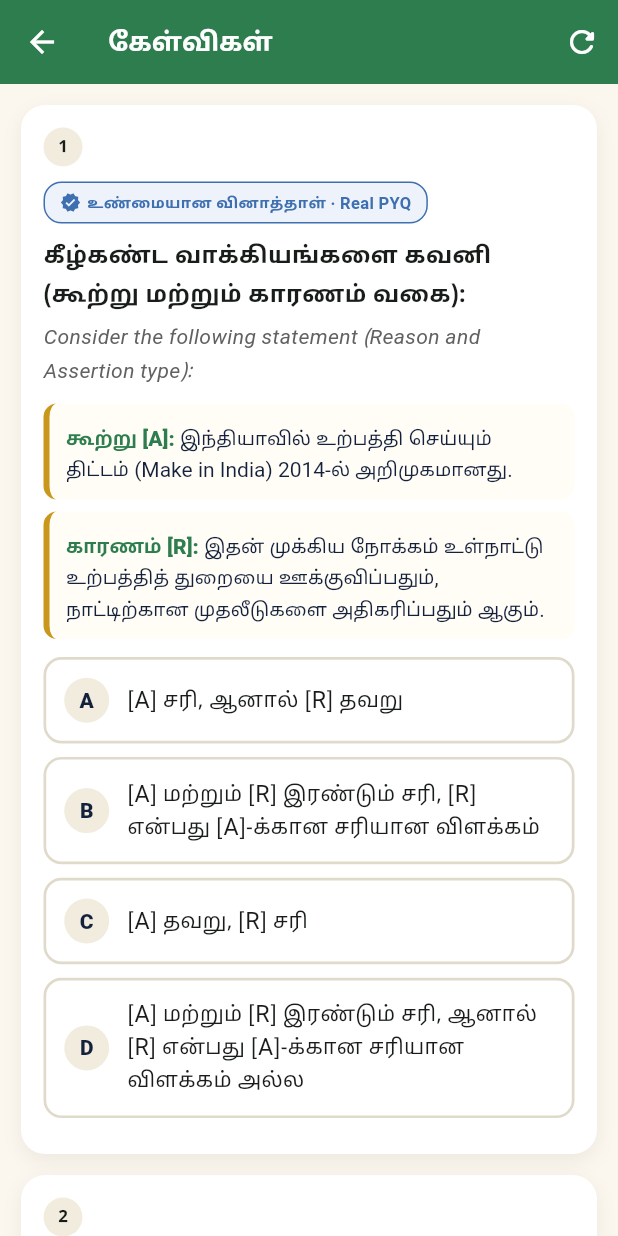
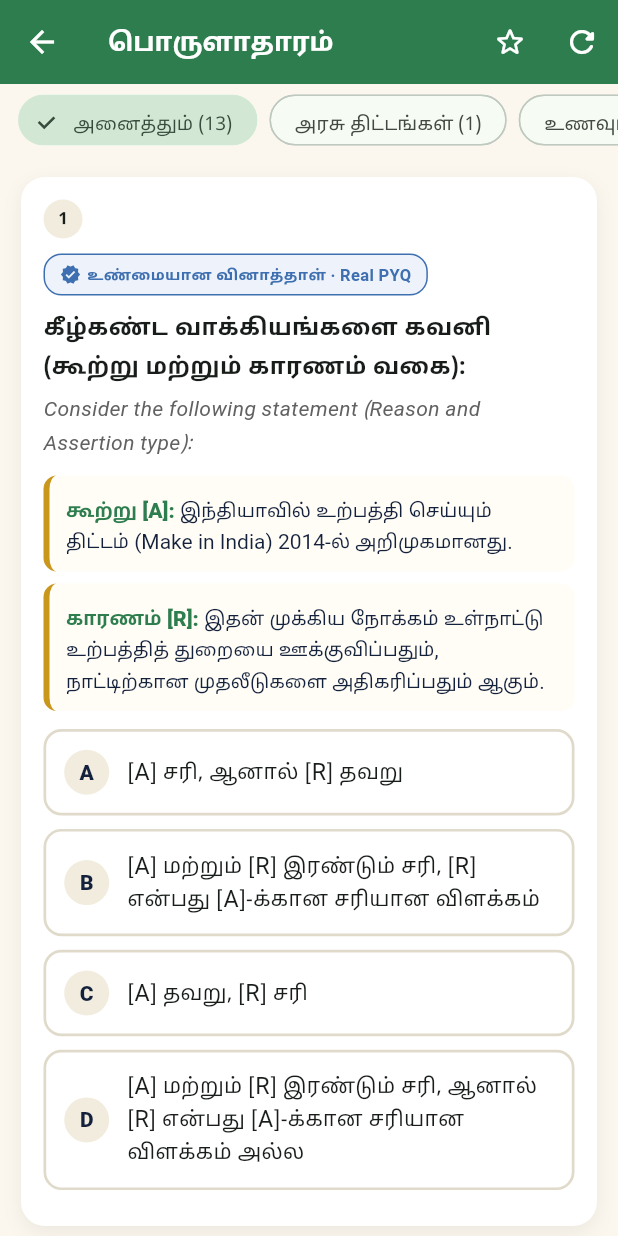
Before and after one commit to RAGHU1221/vetri-tnpsc, a Flutter app: the SyllabusScreen screen opened by its route, after a tap on "பொருளாதாரம்", on a phone screen of 412 x 824 dp. Run offline on Flutter 3.47's test engine with Material 3 defaults, Android fonts, the phone set to English and light mode, and no system bars; our stand-ins replace dio, flutter_local_notifications, flutter_secure_storage, go_router, google_fonts, timezone; accounts and stored records are empty; network calls fail.

Commit message:
Add files via upload

```diff
--- a/flutter_app/lib/src/ui/screens/dashboard_screen.dart
+++ b/flutter_app/lib/src/ui/screens/dashboard_screen.dart
@@ -1,4 +1,5 @@
 import 'package:flutter/material.dart';
+import '../../services/question_service.dart';
 import 'package:go_router/go_router.dart';
 import 'package:provider/provider.dart';
 import '../../providers/app_provider.dart';
@@ -20,6 +21,7 @@ class _DashboardScreenState extends State<DashboardScreen> {
   @override
   void initState() {
     super.initState();
+    QuestionService.loadSeed(); // warm the cache so tests/syllabus open instantly
     StatsService.streakPing().then((d) {
       if (mounted && d != null) setState(() => _streak = d['current_streak']);
     });
--- a/flutter_app/lib/src/ui/screens/question_list_screen.dart
+++ b/flutter_app/lib/src/ui/screens/question_list_screen.dart
@@ -4,68 +4,121 @@ import '../../providers/app_provider.dart';
 import '../../services/question_service.dart';
 import '../widgets/vetri_buttons.dart';
 import '../widgets/question_body.dart';
+import 'syllabus_screen.dart';
 
 class QuestionListScreen extends StatefulWidget {
   final String subject;
   const QuestionListScreen({super.key, required this.subject});
-
   @override
   State<QuestionListScreen> createState() => _QuestionListScreenState();
 }
 
 class _QuestionListScreenState extends State<QuestionListScreen> {
-  Future<Map<String, List<Question>>>? _future;
+  Future<List<Question>>? _future;
+  String? _group;
+  String? _unit;          // null = all units
+  bool _importantOnly = false;
 
-  @override
-  void initState() {
-    super.initState();
-    _future = QuestionService.bySubject(
-        groupExam: context.read<AppProvider>().examGroup);
-  }
-
-  Future<void> _refresh() async {
-    setState(() {
-      _future = QuestionService.refresh().then(
-          (_) => QuestionService.bySubject(groupExam: context.read<AppProvider>().examGroup));
-    });
-    await _future;
+  Future<void> _reload() async {
+    await QuestionService.refresh();
+    if (!mounted) return;
+    setState(() => _future = QuestionService.forSubject(widget.subject, groupExam: _group));
   }
 
   @override
   Widget build(BuildContext context) {
     final app = context.watch<AppProvider>();
     final ta = app.isTamil;
+    if (_future == null || _group != app.examGroup) {
+      _group = app.examGroup;
+      _unit = null;
+      _future = QuestionService.forSubject(widget.subject, groupExam: _group);
+    }
+    final n = SyllabusScreen.names[widget.subject.trim().toLowerCase()];
+    final title = n == null ? (ta ? 'கேள்விகள்' : 'Questions') : (ta ? n.$1 : n.$2);
     return Scaffold(
       backgroundColor: const Color(0xFFFBF7EE),
       appBar: AppBar(
-        title: Text(ta ? 'கேள்விகள்' : 'Questions'),
+        title: Text(title),
         elevation: 0,
         actions: [
           IconButton(
+            tooltip: ta ? 'முக்கியமானவை மட்டும்' : 'Important only',
+            icon: Icon(_importantOnly ? Icons.star_rounded : Icons.star_border_rounded),
+            onPressed: () => setState(() => _importantOnly = !_importantOnly),
+          ),
+          IconButton(
+            tooltip: ta ? 'புதுப்பி' : 'Reload',
             icon: const Icon(Icons.refresh_rounded),
-            tooltip: ta ? 'புதுப்பிக்க' : 'Refresh',
-            onPressed: _refresh,
+            onPressed: _reload,
           ),
         ],
       ),
-      body: RefreshIndicator(
-        onRefresh: _refresh,
-        child: FutureBuilder(
+      body: FutureBuilder<List<Question>>(
         future: _future,
         builder: (context, snap) {
-            if (!snap.hasData) {
+          if (snap.connectionState != ConnectionState.done) {
             return const Center(child: CircularProgressIndicator());
           }
-            final questions = snap.data![widget.subject] ?? [];
-            questions.sort((a, b) => b.repeatCount.compareTo(a.repeatCount));
-            return ListView.builder(
+          final all = snap.data ?? [];
+          final units = <String>{
+            for (final q in all) if (q.unit.trim().isNotEmpty) q.unit.trim()
+          }.toList()..sort();
+          var questions = all.where((q) =>
+              (_unit == null || q.unit.trim() == _unit) &&
+              (!_importantOnly || q.repeatCount >= 2)).toList()
+            ..sort((a, b) => b.repeatCount.compareTo(a.repeatCount));
+          return Column(
+            children: [
+              if (units.length > 1)
+                SizedBox(
+                  height: 48,
+                  child: ListView(
+                    scrollDirection: Axis.horizontal,
+                    padding: const EdgeInsets.symmetric(horizontal: 12, vertical: 7),
+                    children: [
+                      Padding(
+                        padding: const EdgeInsets.only(right: 8),
+                        child: ChoiceChip(
+                          label: Text(ta ? 'அனைத்தும் (${all.length})' : 'All (${all.length})'),
+                          selected: _unit == null,
+                          onSelected: (_) => setState(() => _unit = null),
+                        ),
+                      ),
+                      for (final u in units)
+                        Padding(
+                          padding: const EdgeInsets.only(right: 8),
+                          child: ChoiceChip(
+                            label: Text('$u (${all.where((q) => q.unit.trim() == u).length})'),
+                            selected: _unit == u,
+                            onSelected: (_) => setState(() => _unit = u),
+                          ),
+                        ),
+                    ],
+                  ),
+                ),
+              Expanded(
+                child: RefreshIndicator(
+                  onRefresh: _reload,
+                  child: questions.isEmpty
+                      ? ListView(children: [
+                          const SizedBox(height: 120),
+                          Center(child: Text(ta ? 'கேள்விகள் இல்லை' : 'No questions found')),
+                        ])
+                      : ListView.builder(
+                          physics: const AlwaysScrollableScrollPhysics(),
                           padding: const EdgeInsets.all(14),
-              physics: const AlwaysScrollableScrollPhysics(),
                           itemCount: questions.length,
-              itemBuilder: (context, i) => _QuestionCard(q: questions[i], ta: ta, index: i + 1),
+                          // key by id so option selection state never jumps between cards
+                          itemBuilder: (context, i) => _QuestionCard(
+                              key: ValueKey(questions[i].id),
+                              q: questions[i], ta: ta, index: i + 1),
+                        ),
+                ),
+              ),
+            ],
           );
         },
-        ),
       ),
     );
   }
@@ -75,7 +128,7 @@ class _QuestionCard extends StatefulWidget {
   final Question q;
   final bool ta;
   final int index;
-  const _QuestionCard({required this.q, required this.ta, required this.index});
+  const _QuestionCard({super.key, required this.q, required this.ta, required this.index});
 
   @override
   State<_QuestionCard> createState() => _QuestionCardState();
@@ -88,7 +141,7 @@ class _QuestionCardState extends State<_QuestionCard> {
   Widget build(BuildContext context) {
     final q = widget.q;
     final ta = widget.ta;
-    final options = ta || q.optionsEn.isEmpty ? q.optionsTa : q.optionsEn;
+    final options = q.optionsFor(ta);
     return Container(
       margin: const EdgeInsets.only(bottom: 14),
       decoration: BoxDecoration(
--- a/flutter_app/lib/src/ui/screens/syllabus_screen.dart
+++ b/flutter_app/lib/src/ui/screens/syllabus_screen.dart
@@ -17,6 +17,11 @@ class SyllabusScreen extends StatefulWidget {
     'current_affairs': ('நடப்பு நிகழ்வுகள்', 'Current Affairs'),
     'aptitude': ('திறனறிவு', 'Aptitude'),
   };
+  @override
+  State<SyllabusScreen> createState() => _SyllabusScreenState();
+}
+
+class _SyllabusScreenState extends State<SyllabusScreen> {
 
   static const _icons = {
     'tamil': Icons.translate_rounded,
@@ -40,55 +45,22 @@ class SyllabusScreen extends StatefulWidget {
     'aptitude': [Color(0xFF14213D), Color(0xFF0D1830)],
   };
 
-  @override
-  State<SyllabusScreen> createState() => _SyllabusScreenState();
-}
+  Future<Map<String, List<Question>>>? _future;
+  String? _group;
 
-class _SyllabusScreenState extends State<SyllabusScreen> {
-  Future<Map<String, List<Question>>>? _future;
-
-  @override
-  void initState() {
-    super.initState();
-    _future = QuestionService.bySubject(
-        groupExam: context.read<AppProvider>().examGroup);
-    // Erst frame render aana udane, live data illama seed fallback-a
-    // irundhaa (app open panna udanae), andha real reason-a screen-la
-    // காட்டு — adb/computer illama exact bug-a phone-lame பாக்கலாம்.
-    WidgetsBinding.instance.addPostFrameCallback((_) => _showFallbackWarningIfAny());
-  }
-
-  Future<void> _refresh() async {
-    setState(() {
-      _future = QuestionService.refresh().then(
-          (_) => QuestionService.bySubject(groupExam: context.read<AppProvider>().examGroup));
-    });
-    await _future;
-    _showFallbackWarningIfAny();
-  }
-
-  void _showFallbackWarningIfAny() {
+  Future<void> _reload() async {
+    await QuestionService.refresh();
     if (!mounted) return;
-    if (QuestionService.usedSeedFallback) {
-      final ta = context.read<AppProvider>().isTamil;
-      ScaffoldMessenger.of(context).showSnackBar(
-        SnackBar(
-          duration: const Duration(seconds: 10),
-          backgroundColor: const Color(0xFFB33A2B),
-          content: Text(
-            ta
-                ? 'Live data கிடைக்கல — பழைய offline data காட்டுது.\n${QuestionService.lastError ?? ''}'
-                : 'Could not reach live server — showing old offline data.\n${QuestionService.lastError ?? ''}',
-            style: const TextStyle(fontSize: 12.5),
-          ),
-        ),
-      );
-    }
+    setState(() => _future = QuestionService.bySubject(groupExam: _group));
   }
 
   @override
   Widget build(BuildContext context) {
     final app = context.watch<AppProvider>();
+    if (_future == null || _group != app.examGroup) {
+      _group = app.examGroup;
+      _future = QuestionService.bySubject(groupExam: _group);
+    }
     final ta = app.isTamil;
     return Scaffold(
       backgroundColor: const Color(0xFFFBF7EE),
@@ -99,25 +71,38 @@ class _SyllabusScreenState extends State<SyllabusScreen> {
           elevation: 0,
           actions: [
             IconButton(
+              tooltip: ta ? 'புதுப்பி' : 'Reload',
               icon: const Icon(Icons.refresh_rounded),
-              tooltip: ta ? 'புதுப்பிக்க' : 'Refresh',
-              onPressed: _refresh,
+              onPressed: _reload,
             ),
           ]),
-      body: RefreshIndicator(
-        onRefresh: _refresh,
-        child: FutureBuilder(
+      body: FutureBuilder<Map<String, List<Question>>>(
         future: _future,
         builder: (context, snap) {
-          if (!snap.hasData) {
+          if (snap.connectionState != ConnectionState.done) {
             return const Center(child: CircularProgressIndicator());
           }
-          final subjects = snap.data!;
-          return ListView(
+          final subjects = snap.data ?? {};
+          if (subjects.isEmpty) {
+            return Center(
+              child: Column(mainAxisSize: MainAxisSize.min, children: [
+                Text(ta ? 'கேள்விகள் இல்லை' : 'No questions yet'),
+                TextButton(onPressed: _reload, child: Text(ta ? 'மீண்டும் முயற்சி' : 'Retry')),
+              ]),
+            );
+          }
+          // fixed syllabus order first, unknown subjects after
+          final keys = [
+            ...SyllabusScreen.names.keys.where(subjects.containsKey),
+            ...subjects.keys.where((k) => !SyllabusScreen.names.containsKey(k)),
+          ];
+          return RefreshIndicator(
+            onRefresh: _reload,
+            child: ListView(
+            physics: const AlwaysScrollableScrollPhysics(),
             padding: const EdgeInsets.all(14),
-            physics: const AlwaysScrollableScrollPhysics(),
             children: [
-              for (final entry in subjects.entries)
+              for (final entry in keys.map((k) => MapEntry(k, subjects[k]!)))
                 Container(
                   margin: const EdgeInsets.only(bottom: 12),
                   decoration: BoxDecoration(
@@ -142,10 +127,10 @@ class _SyllabusScreenState extends State<SyllabusScreen> {
                               decoration: BoxDecoration(
                                 borderRadius: BorderRadius.circular(13),
                                 gradient: LinearGradient(
-                                    colors: SyllabusScreen._colors[entry.key] ?? const [Color(0xFF2E7D4F), Color(0xFF1F5C38)],
+                                    colors: _colors[entry.key] ?? const [Color(0xFF2E7D4F), Color(0xFF1F5C38)],
                                     begin: Alignment.topLeft, end: Alignment.bottomRight),
                               ),
-                              child: Icon(SyllabusScreen._icons[entry.key] ?? Icons.folder_open,
+                              child: Icon(_icons[entry.key] ?? Icons.folder_open,
                                   color: Colors.white, size: 24),
                             ),
                             const SizedBox(width: 14),
@@ -179,9 +164,8 @@ class _SyllabusScreenState extends State<SyllabusScreen> {
                   ),
                 ),
             ],
-          );
+          ));
         },
-        ),
       ),
     );
   }
--- a/flutter_app/lib/src/ui/screens/test_result_screen.dart
+++ b/flutter_app/lib/src/ui/screens/test_result_screen.dart
@@ -128,7 +128,7 @@ class TestResultScreen extends StatelessWidget {
     final q = questions[i];
     final ans = answers[i];
     final isCorrect = ans == q.correct;
-    final options = ta || q.optionsEn.isEmpty ? q.optionsTa : q.optionsEn;
+    final options = q.optionsFor(ta);
     return Card(
       margin: const EdgeInsets.only(bottom: 10),
       child: ExpansionTile(
--- a/flutter_app/lib/src/ui/screens/test_screen.dart
+++ b/flutter_app/lib/src/ui/screens/test_screen.dart
@@ -68,7 +68,7 @@ class _TestScreenState extends State<TestScreen> {
       return const Scaffold(body: Center(child: CircularProgressIndicator()));
     }
     final q = _questions![_current];
-    final options = ta || q.optionsEn.isEmpty ? q.optionsTa : q.optionsEn;
+    final options = q.optionsFor(ta);
     final lowTime = _remaining.inMinutes < 2;
     return PopScope(
       canPop: false,
```
Lines whose indentation alone changed are shown as unchanged.
